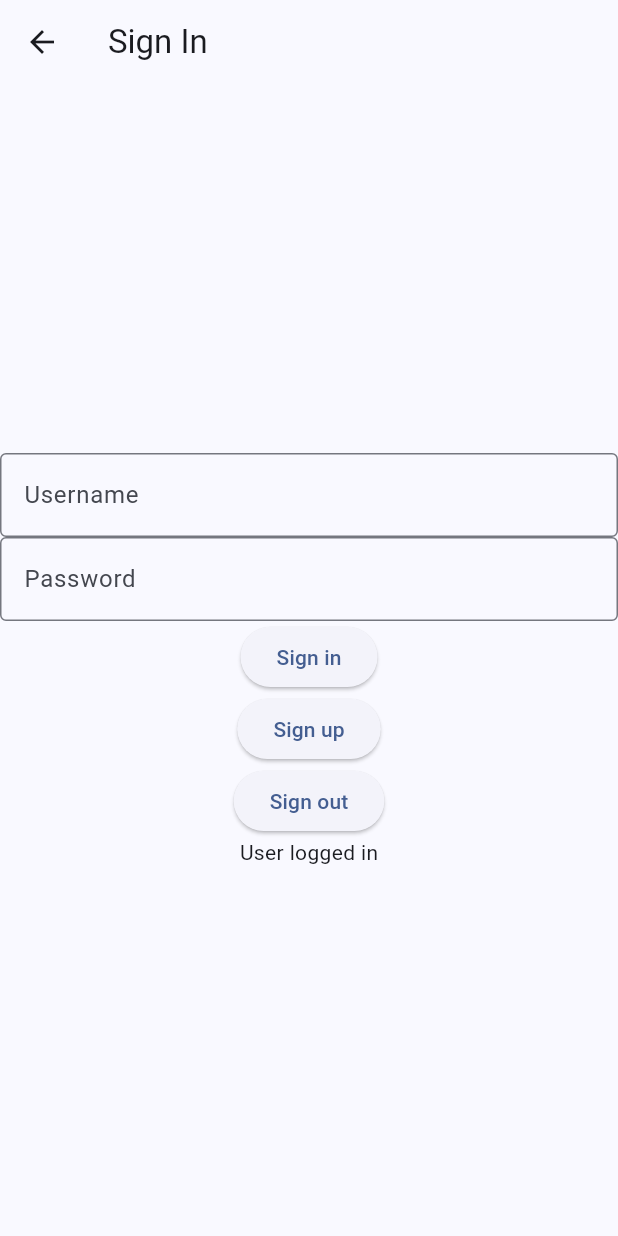
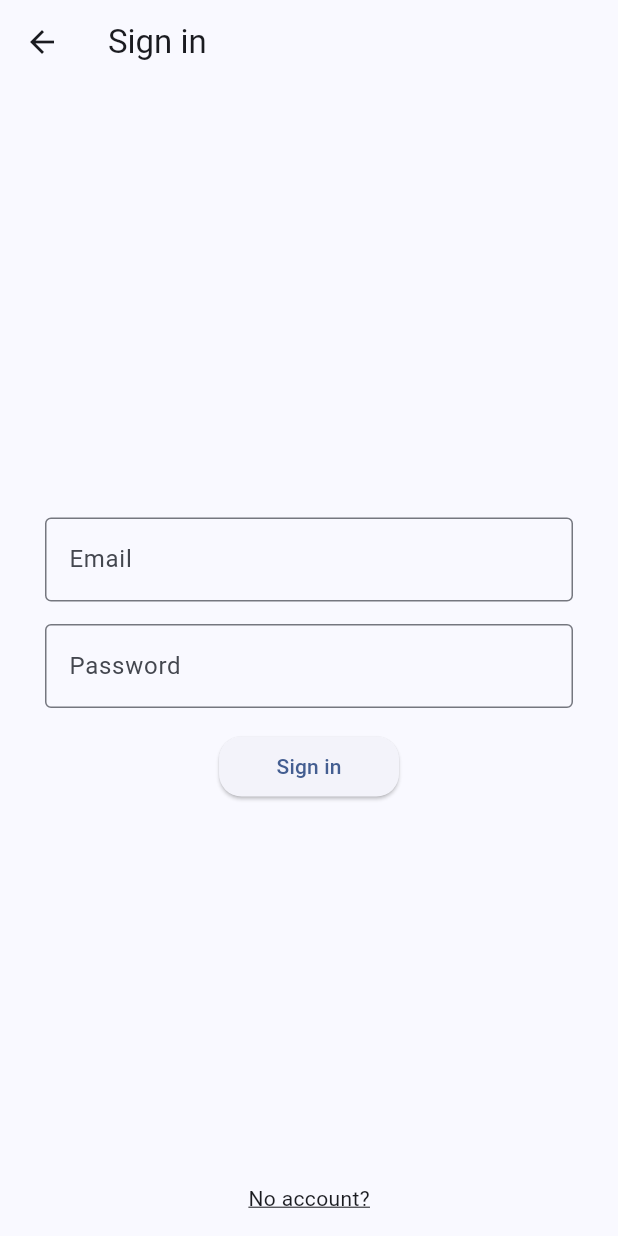
Before and after one commit to du2333/CS4750_Final_Project, a Flutter app: the UserPage screen opened directly, on a phone screen of 412 x 824 dp. Run offline on Flutter 3.47's test engine with Material 2 defaults, Android fonts, the phone set to English and light mode, and no system bars; our stand-ins replace audio_video_progress_bar, firebase_auth, firebase_core, fluttertoast, just_audio, on_audio_query and 2 more; missing offline and left inert: we_slide; accounts and stored records are empty.

Commit message:
Implemented sign in/up

```diff
--- a/lib/screens/UserPage.dart
+++ b/lib/screens/UserPage.dart
@@ -1,5 +1,6 @@
 import 'package:cloudjams/screens/commons/Authentication.dart';
 import 'package:flutter/material.dart';
+import 'package:fluttertoast/fluttertoast.dart';
 
 class UserPage extends StatefulWidget {
   const UserPage({super.key});
@@ -9,81 +10,143 @@ class UserPage extends StatefulWidget {
 }
 
 class _UserPageState extends State<UserPage> {
-  TextEditingController userNameController = TextEditingController();
+  TextEditingController emailController = TextEditingController();
   TextEditingController passwordController = TextEditingController();
+  TextEditingController usernameController = TextEditingController();
+  TextEditingController confirmController = TextEditingController();
   final Authentication _authentication = Authentication();
+  bool showSignupFields = false;
 
   @override
   Widget build(BuildContext context) {
     return Scaffold(
         appBar: AppBar(
-          title: const Text('Sign In'),
+          title: Text(showSignupFields ? 'Sign up' : 'Sign in'),
         ),
-        body: Center(
+        body: Stack(
+          children: [
+            Center(
               child: Column(
                 mainAxisAlignment: MainAxisAlignment.center,
                 children: [
-              TextField(
-                controller: userNameController,
+                  Container(
+                    margin:
+                        const EdgeInsets.only(left: 30, right: 30, bottom: 15),
+                    child: TextField(
+                      controller: emailController,
                       obscureText: false,
                       decoration: const InputDecoration(
-                    border: OutlineInputBorder(), labelText: 'Username'),
+                          border: OutlineInputBorder(), labelText: 'Email'),
                     ),
-              TextField(
+                  ),
+                  if (showSignupFields)
+                    Container(
+                      margin: const EdgeInsets.only(
+                          left: 30, right: 30, bottom: 15),
+                      child: TextField(
+                        controller: usernameController,
+                        obscureText: false,
+                        decoration: const InputDecoration(
+                            border: OutlineInputBorder(),
+                            labelText: 'Username'),
+                      ),
+                    ),
+                  Container(
+                    margin:
+                        const EdgeInsets.only(left: 30, right: 30, bottom: 15),
+                    child: TextField(
                       controller: passwordController,
                       obscureText: true,
                       decoration: const InputDecoration(
                           border: OutlineInputBorder(), labelText: 'Password'),
                     ),
-              ElevatedButton(
+                  ),
+                  if (showSignupFields)
+                    Container(
+                      margin: const EdgeInsets.only(
+                          left: 30, right: 30, bottom: 15),
+                      child: TextField(
+                        controller: confirmController,
+                        obscureText: true,
+                        decoration: const InputDecoration(
+                            border: OutlineInputBorder(),
+                            labelText: 'Confirm password'),
+                      ),
+                    ),
+                  SizedBox(
+                    width: 120,
+                    child: ElevatedButton(
+                        style: ButtonStyle(
+                          shape: MaterialStateProperty.all(
+                              RoundedRectangleBorder(
+                                  borderRadius: BorderRadius.circular(15))),
+                        ),
                         onPressed: () {
+                          if (!showSignupFields) {
                             _authentication
                                 .signInWithEmailAndPassword(
-                            email: userNameController.text,
+                                    email: emailController.text,
                                     password: passwordController.text)
                                 .then((value) {
-                      print('===============Signed in================');
+                              Fluttertoast.showToast(msg: 'Welcome! ${value.user?.displayName}');
+                              Navigator.pop(context);
                             }).catchError((error) {
-                      print('=======Failed=========');
-                      print(error.toString());
+                              Fluttertoast.showToast(msg: error.toString());
+                            });
+                          } else {
+                            if (emailController.text.isEmpty ||
+                                usernameController.text.isEmpty ||
+                                passwordController.text.isEmpty ||
+                                confirmController.text.isEmpty) {
+                              Fluttertoast.showToast(msg: 'Fields cannot be empty!');
+                              return;
+                            }
+                            if (passwordController.text !=
+                                confirmController.text) {
+                              Fluttertoast.showToast(
+                                  msg: "Password doesn't match!");
+                              return;
+                            }
+                            _authentication
+                                .createUserWithEmailAndPassword(
+                                    email: emailController.text,
+                                    password: passwordController.text)
+                                .then((userCredential) {
+                              Fluttertoast.showToast(
+                                  msg: 'Registered successfully!');
+                              userCredential.user!.updateDisplayName(usernameController.text);
+                              Navigator.pop(context);
+                            }).catchError((error) {
+                              Fluttertoast.showToast(msg: error.toString());
+                            });
+                          }
+                        },
+                        child: Text(showSignupFields ? 'Sign up' : 'Sign in')),
+                  ),
+                ],
+              ),
+            ),
+            Align(
+              alignment: Alignment.bottomCenter,
+              child: GestureDetector(
+                onTap: () {
+                  setState(() {
+                    showSignupFields = !showSignupFields;
                   });
                 },
-                  child: const Text('Sign in')),
-              ElevatedButton(
-                  onPressed: () {
-                    _authentication
-                        .createUserWithEmailAndPassword(
-                            email: userNameController.text,
-                            password: passwordController.text)
-                        .then((value) {
-                      print('========Success!==========');
-                    }).catchError((error) {
-                      print('========Fail=============');
-                      print(error.toString());
-                    });
-                  },
-                  child: const Text('Sign up')),
-              ElevatedButton(
-                  onPressed: () {
-                    _authentication.signOut().then((value) {
-                      print('========Success Signed out!==========');
-                    }).catchError((error) {
-                      print('========Fail=============');
-                      print(error.toString());
-                    });
-                  },
-                  child: const Text('Sign out')),
-              StreamBuilder(
-                  stream: _authentication.userStateChanges,
-                  builder: (context, snapshot) {
-                    if (snapshot.data != null) {
-                      return const Text('User logged in');
-                    } else {
-                      return const Text('User Not logged in');
-                    }
-                  }),
+                child: Container(
+                    margin: const EdgeInsets.only(bottom: 15),
+                    child: Text(
+                      showSignupFields
+                          ? 'Already have an account?'
+                          : 'No account?',
+                      style: const TextStyle(
+                        decoration: TextDecoration.underline,
+                      ),
+                    )),
+              ),
+            ),
           ],
-          ),
         ));
   }
 }
```
Also changed, not shown: lib/screens/LibraryPage.dart (+17 -1 lines). Lines whose indentation alone changed are shown as unchanged.
